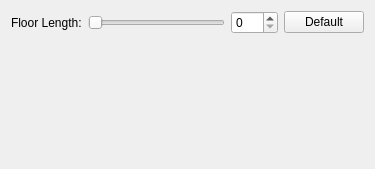
The window that src/tools/hlmv/ui/options/OptionsPageStudioModel.ui (SamVanheer/HalfLifeAssetManager) describes before a commit, drawn with Qt 5.
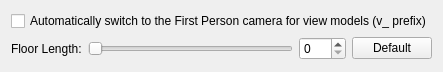
The same window after the commit.

Commit message: Implement viewmodel autodetection option

```diff
--- a/src/tools/hlmv/ui/options/OptionsPageStudioModel.ui
+++ b/src/tools/hlmv/ui/options/OptionsPageStudioModel.ui
@@ -6,8 +6,8 @@
    <rect>
     <x>0</x>
     <y>0</y>
-    <width>375</width>
-    <height>169</height>
+    <width>402</width>
+    <height>72</height>
    </rect>
   </property>
   <property name="windowTitle">
@@ -19,35 +19,14 @@
      <property name="bottomMargin">
       <number>0</number>
      </property>
-     <item row="0" column="0">
-      <widget class="QLabel" name="label">
-       <property name="text">
-        <string>Floor Length:</string>
-       </property>
-      </widget>
-     </item>
-     <item row="0" column="1">
-      <widget class="QSlider" name="FloorLengthSlider">
-       <property name="orientation">
-        <enum>Qt::Horizontal</enum>
-       </property>
-      </widget>
-     </item>
-     <item row="0" column="3">
-      <widget class="QPushButton" name="ResetFloorLength">
-       <property name="text">
-        <string>Default</string>
-       </property>
-      </widget>
-     </item>
-     <item row="0" column="2">
+     <item row="1" column="2">
       <widget class="QSpinBox" name="FloorLengthSpinner">
        <property name="maximum">
         <number>100</number>
        </property>
       </widget>
      </item>
-     <item row="1" column="0">
+     <item row="2" column="0">
       <spacer name="verticalSpacer">
        <property name="orientation">
         <enum>Qt::Vertical</enum>
@@ -60,6 +39,34 @@
        </property>
       </spacer>
      </item>
+     <item row="1" column="3">
+      <widget class="QPushButton" name="ResetFloorLength">
+       <property name="text">
+        <string>Default</string>
+       </property>
+      </widget>
+     </item>
+     <item row="1" column="1">
+      <widget class="QSlider" name="FloorLengthSlider">
+       <property name="orientation">
+        <enum>Qt::Horizontal</enum>
+       </property>
+      </widget>
+     </item>
+     <item row="1" column="0">
+      <widget class="QLabel" name="label">
+       <property name="text">
+        <string>Floor Length:</string>
+       </property>
+      </widget>
+     </item>
+     <item row="0" column="0" colspan="4">
+      <widget class="QCheckBox" name="AutodetectViewmodels">
+       <property name="text">
+        <string>Automatically switch to the First Person camera for view models (v_ prefix)</string>
+       </property>
+      </widget>
+     </item>
     </layout>
    </item>
   </layout>
```
The commit also changes 3 other files.
